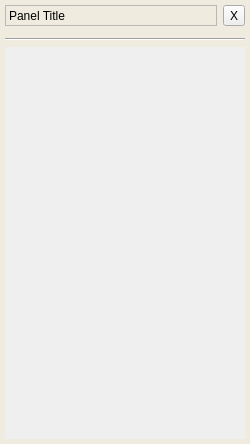
The window that sdc/qtgui/content_panel.ui (marosi/SocialDesktopClient) describes before a commit, drawn with Qt 5.
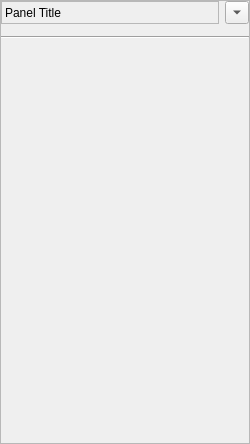
The same window after the commit.

What changed in the file:
```diff
--- a/sdc/qtgui/content_panel.ui
+++ b/sdc/qtgui/content_panel.ui
@@ -25,14 +25,6 @@
   <property name="windowTitle">
    <string>Frame</string>
   </property>
-  <property name="styleSheet">
-   <string notr="true">QFrame#ContentPanelClass {
-background-color: rgb(239, 236, 223);
-background-clip: border;
-border-radius: 5px;
-padding: 5px;
-}</string>
-  </property>
   <property name="frameShape">
    <enum>QFrame::StyledPanel</enum>
   </property>
@@ -59,9 +51,15 @@
       </widget>
      </item>
      <item>
-      <widget class="QToolButton" name="closeButton">
-       <property name="text">
-        <string>X</string>
+      <widget class="QToolButton" name="actionButton">
+       <property name="popupMode">
+        <enum>QToolButton::InstantPopup</enum>
+       </property>
+       <property name="toolButtonStyle">
+        <enum>Qt::ToolButtonIconOnly</enum>
+       </property>
+       <property name="arrowType">
+        <enum>Qt::DownArrow</enum>
        </property>
       </widget>
      </item>
@@ -82,6 +80,9 @@
      <property name="frameShape">
       <enum>QFrame::NoFrame</enum>
      </property>
+     <property name="horizontalScrollBarPolicy">
+      <enum>Qt::ScrollBarAsNeeded</enum>
+     </property>
      <property name="widgetResizable">
       <bool>true</bool>
      </property>
@@ -90,8 +91,8 @@
        <rect>
         <x>0</x>
         <y>0</y>
-        <width>240</width>
-        <height>383</height>
+        <width>244</width>
+        <height>386</height>
        </rect>
       </property>
       <layout class="QVBoxLayout" name="verticalLayout">
```
Left out of the diff: 7 changed lines with no effect on the pictures.
